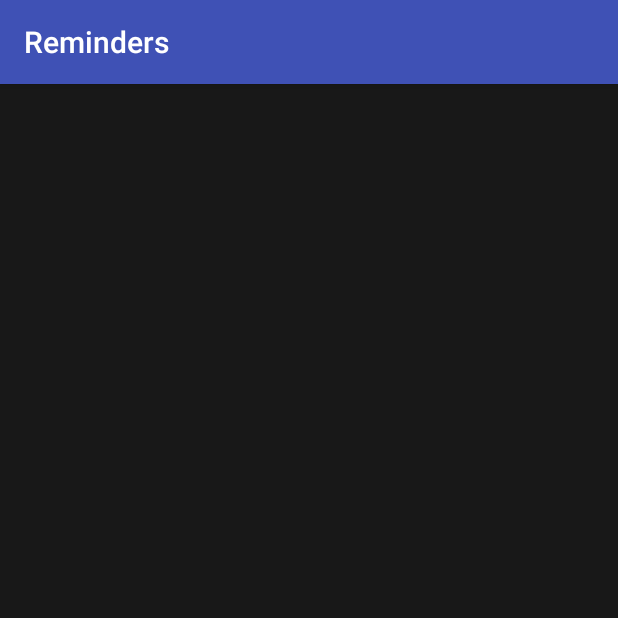
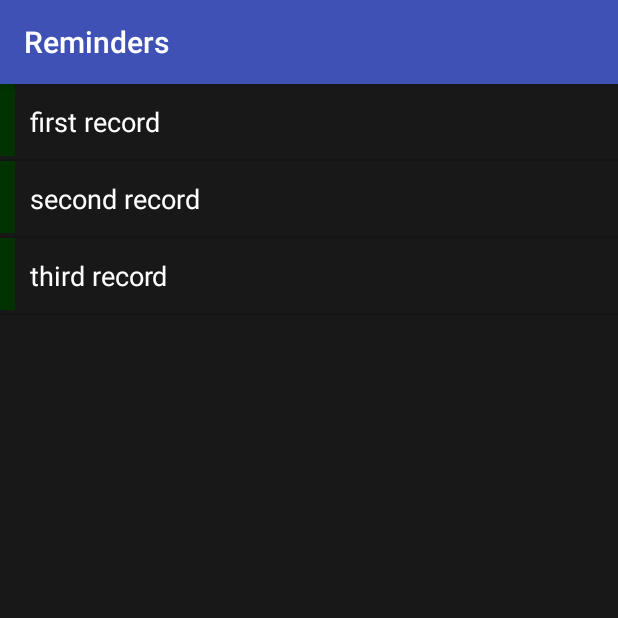
Before and after one commit to gsh12138/Reminders, an Android app: the screen it shows after launch (RemindersActivity), on a phone screen of 412 x 824 dp, the top half of it. Run offline under Robolectric (Android 15) with nearby library versions, the phone set to English and light mode, and no system bars.

Commit message:
github second

```diff
--- a/app/src/main/java/com/example/gsh/reminders/RemindersActivity.java
+++ b/app/src/main/java/com/example/gsh/reminders/RemindersActivity.java
@@ -2,12 +2,22 @@ package com.example.gsh.reminders;
 
 import android.support.v7.app.AppCompatActivity;
 import android.os.Bundle;
+import android.widget.ArrayAdapter;
+import android.widget.ListView;
 
 public class RemindersActivity extends AppCompatActivity {
+    ListView mListView;
 
     @Override
     protected void onCreate(Bundle savedInstanceState) {
         super.onCreate(savedInstanceState);
         setContentView(R.layout.activity_reminders);
+
+        mListView = (ListView)findViewById(R.id.reminders_list_view);
+
+        ArrayAdapter<String> mArrayAdapter = new ArrayAdapter<String>(this,R.layout.reminders_row,R.id.row_text,
+                                                                      new String[]{"first record","second record","third record"});
+
+        mListView.setAdapter(mArrayAdapter);
     }
 }
```
